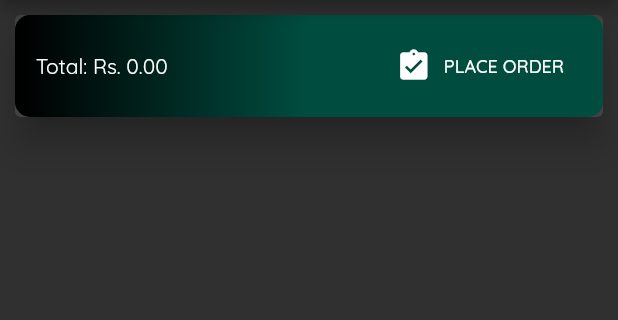
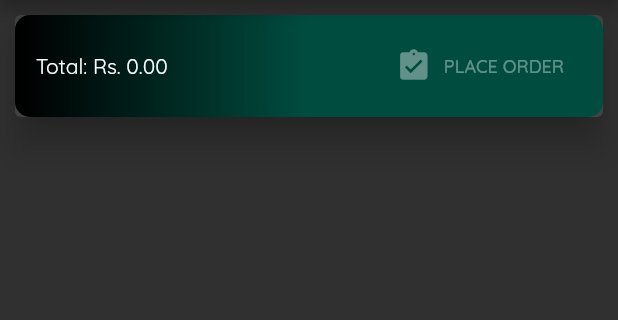
Before and after one commit to aditya2548/Kirana_Mart, a Flutter app: the CartScreen screen opened by its route, on a phone screen of 412 x 824 dp, the part 84-404 px from its top. Run offline on Flutter 3.47's test engine with Material 2 defaults, Android fonts, the phone set to English and light mode, and no system bars; our stand-ins replace badges, cloud_firestore, delayed_display, firebase_core, fluttertoast, image_picker and 1 more; accounts and stored records are empty.

Commit message:
Synced MyOrders with firestore and UI fixes

```diff
--- a/lib/models/product_provider.dart
+++ b/lib/models/product_provider.dart
@@ -99,6 +99,9 @@ class ProductsProvider with ChangeNotifier {
     List<Product> _fetchedProducts = [];
     try {
       c.snapshots().listen((event) {
+        if (event.docChanges == null) {
+          return;
+        }
         event.docChanges.forEach((element) {
           if (element.type == DocumentChangeType.added) {
             print("add");
@@ -151,6 +154,9 @@ class ProductsProvider with ChangeNotifier {
 
       final value = await c.get();
       final List<Product> _fetchedProducts = [];
+      if (value.docs == null) {
+        return;
+      }
       value.docs.forEach((element) {
         _fetchedProducts.add(Product(
           id: element.id,
--- a/lib/screens/cart_screen.dart
+++ b/lib/screens/cart_screen.dart
@@ -1,3 +1,5 @@
+import '../dialog/custom_dialog.dart';
+
 import '../models/cart_provider.dart';
 import '../widgets/app_drawer.dart';
 import '../widgets/my_cart_item.dart';
@@ -43,24 +45,7 @@ class CartScreen extends StatelessWidget {
                   Text(" Total: "),
                   Text("Rs. ${cartData.getTotalCartAmount.toStringAsFixed(2)}"),
                   Spacer(),
-                  FlatButton.icon(
-                    onPressed: () {
-                      //  listen->false as no need to listen to changes in orders data over here
-                      Provider.of<OrdersProvider>(context, listen: false)
-                          .addOrder(
-                        cartData.getCardItemsList.values.toList(),
-                        cartData.getTotalCartAmount,
-                      );
-                      //  Clear cart after placing order
-                      cartData.clearCart();
-                    },
-                    color: Theme.of(context).primaryColor,
-                    icon: Icon(Icons.assignment_turned_in),
-                    label: Text(
-                      "PLACE ORDER",
-                      style: TextStyle(fontSize: 12),
-                    ),
-                  ),
+                  OrderButton(cartData: cartData),
                 ],
               ),
             ),
@@ -87,3 +72,60 @@ class CartScreen extends StatelessWidget {
     );
   }
 }
+
+//  Order Button extracted as a widget outside as it will bw stateful
+//  Button converts to loading spinner when placing order
+class OrderButton extends StatefulWidget {
+  const OrderButton({
+    Key key,
+    @required this.cartData,
+  }) : super(key: key);
+
+  final CartProvider cartData;
+
+  @override
+  _OrderButtonState createState() => _OrderButtonState();
+}
+
+class _OrderButtonState extends State<OrderButton> {
+  var _progressBar = false;
+  @override
+  Widget build(BuildContext context) {
+    return FlatButton.icon(
+      onPressed:
+          //  if cart amount is <=0 or placing order, disable button
+          (widget.cartData.getTotalCartAmount <= 0 || _progressBar == true)
+              ? null
+              : () async {
+                  //  Change widget state to loading spinner
+                  setState(() {
+                    _progressBar = true;
+                  });
+                  //  listen->false as no need to listen to changes in orders data over here
+                  try {
+                    await Provider.of<OrdersProvider>(context, listen: false)
+                        .addOrder(
+                      widget.cartData.getCardItemsList.values.toList(),
+                      widget.cartData.getTotalCartAmount,
+                    );
+                  } catch (error) {
+                    await CustomDialog.generalErrorDialog(context);
+                  }
+                  //  Change widget state back to button
+                  setState(() {
+                    _progressBar = false;
+                  });
+                  //  Clear cart after placing order
+                  widget.cartData.clearCart();
+                },
+      color: Theme.of(context).primaryColor,
+      icon: Icon(Icons.assignment_turned_in),
+      label: _progressBar == true
+          ? CircularProgressIndicator()
+          : Text(
+              "PLACE ORDER",
+              style: TextStyle(fontSize: 12),
+            ),
+    );
+  }
+}
--- a/lib/screens/home_page_tabs_screen.dart
+++ b/lib/screens/home_page_tabs_screen.dart
@@ -28,7 +28,6 @@ class _HomePageTabsScreenState extends State<HomePageTabsScreen> {
   //  Show error dialog if any of the steps fail
   @override
   void initState() {
-    super.initState();
     Firebase.initializeApp().catchError((error) {
       CustomDialog.generalErrorDialog(context);
     }).whenComplete(() {
@@ -45,6 +44,7 @@ class _HomePageTabsScreenState extends State<HomePageTabsScreen> {
         CustomDialog.generalErrorDialog(context);
       });
     });
+    super.initState();
   }
 
   @override
```
Also changed, not shown: lib/models/orders_provider.dart (+89 -20 lines), lib/screens/orders_screen.dart (+51 -6 lines), lib/screens/user_products_screen.dart (+57 -16 lines).
